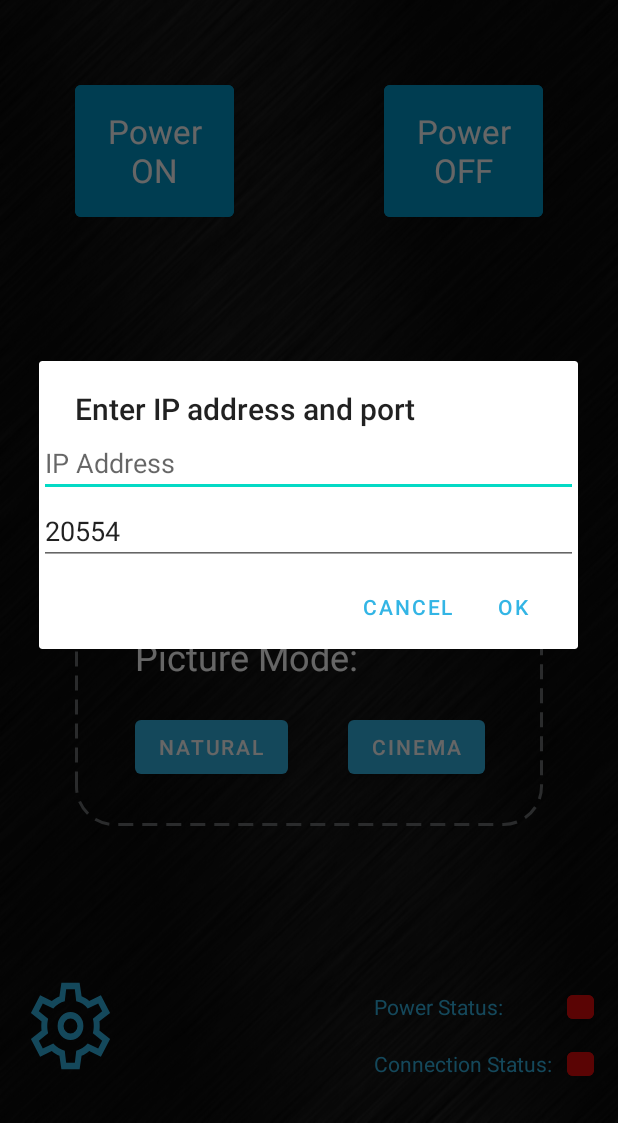
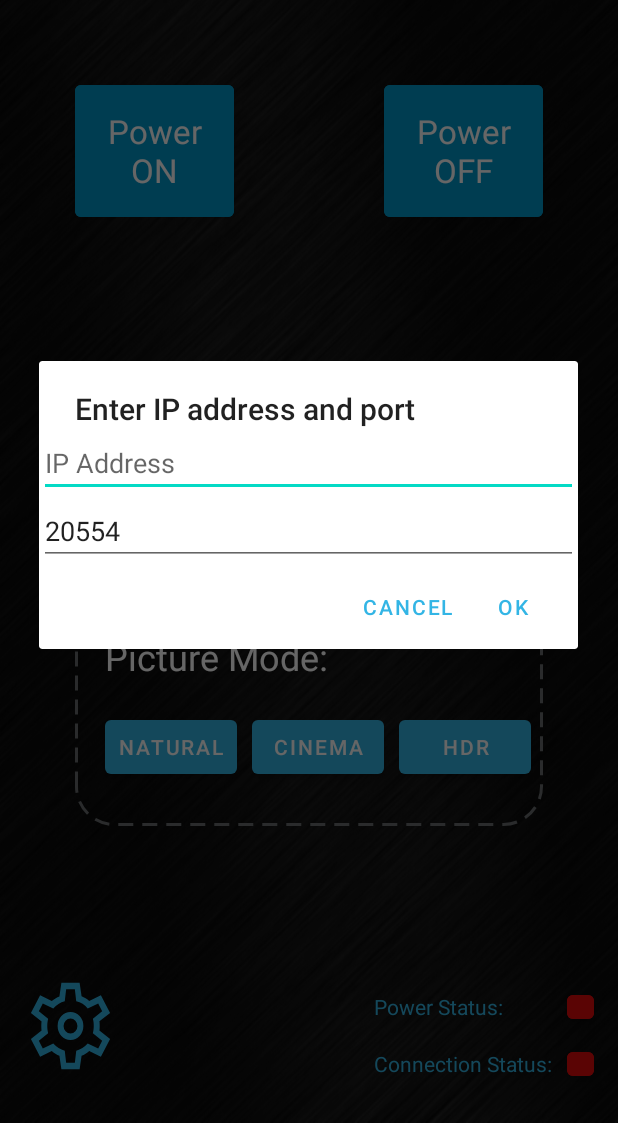
Before and after one commit to LaUs3r/JVCBeamerControl, an Android app: the screen it shows after launch (MainActivity), after a tap on "IP_address_port", on a phone screen of 412 x 824 dp, the part 113-1236 px from its top. Run offline under Robolectric (Android 15) with nearby library versions, the phone set to English and light mode, and no system bars; network calls fail.

Commit message:
Changes picture mode button alignment

```diff
--- a/app/src/main/res/layout/activity_main.xml
+++ b/app/src/main/res/layout/activity_main.xml
@@ -107,7 +107,7 @@
             android:id="@+id/pictureMode"
             android:layout_width="wrap_content"
             android:layout_height="wrap_content"
-            android:layout_marginStart="40dp"
+            android:layout_marginStart="20dp"
             android:layout_marginTop="40dp"
             android:text="@string/pictureMode"
             android:textColor="#FFFFFF"
@@ -130,7 +130,7 @@
             android:id="@+id/selectInput"
             android:layout_width="wrap_content"
             android:layout_height="wrap_content"
-            android:layout_marginStart="40dp"
+            android:layout_marginStart="20dp"
             android:layout_marginTop="30dp"
             android:text="@string/input"
             android:textColor="#FFFFFF"
@@ -154,18 +154,26 @@
             android:layout_height="wrap_content"
             android:layout_marginTop="20dp"
             android:onClick="setPictureModeNatural"
+            android:paddingLeft="4dp"
+            android:paddingRight="4dp"
             android:text="@string/pictureModeNatural"
-            app:layout_constraintStart_toStartOf="@+id/selectInput"
+            android:textSize="14sp"
+            app:layout_constraintStart_toStartOf="@+id/pictureMode"
             app:layout_constraintTop_toBottomOf="@+id/pictureMode" />
 
         <Button
             android:id="@+id/picture_mode_cinema"
             android:layout_width="wrap_content"
             android:layout_height="wrap_content"
-            android:layout_marginStart="40dp"
+            android:layout_marginStart="16dp"
             android:layout_marginTop="20dp"
+            android:layout_marginEnd="16dp"
             android:onClick="setPictureModeCinema"
+            android:paddingLeft="4dp"
+            android:paddingRight="4dp"
             android:text="@string/pictureModeCinema"
+            android:textSize="14sp"
+            app:layout_constraintEnd_toStartOf="@+id/picture_mode_hdr"
             app:layout_constraintStart_toEndOf="@+id/pictureModeNatural"
             app:layout_constraintTop_toBottomOf="@+id/pictureMode" />
 
@@ -173,11 +181,14 @@
             android:id="@+id/picture_mode_hdr"
             android:layout_width="wrap_content"
             android:layout_height="wrap_content"
-            android:layout_marginStart="40dp"
             android:layout_marginTop="20dp"
+            android:layout_marginEnd="8dp"
             android:onClick="setPictureModeHDR"
+            android:paddingLeft="4dp"
+            android:paddingRight="4dp"
             android:text="@string/pictureModeHDR"
-            app:layout_constraintStart_toEndOf="@+id/picture_mode_cinema"
+            android:textSize="14sp"
+            app:layout_constraintEnd_toEndOf="parent"
             app:layout_constraintTop_toBottomOf="@+id/pictureMode" />
     </androidx.constraintlayout.widget.ConstraintLayout>
 
```
Also changed, not shown: 255 other files.
